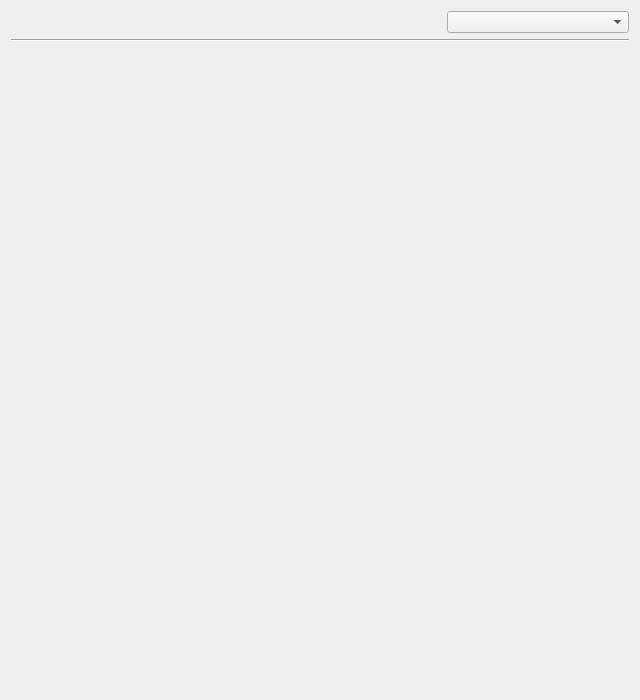
The window that src/apppreviewer.ui (TeamOpenFIRE/OpenFIRE-App) describes before a commit, drawn with Qt 5.
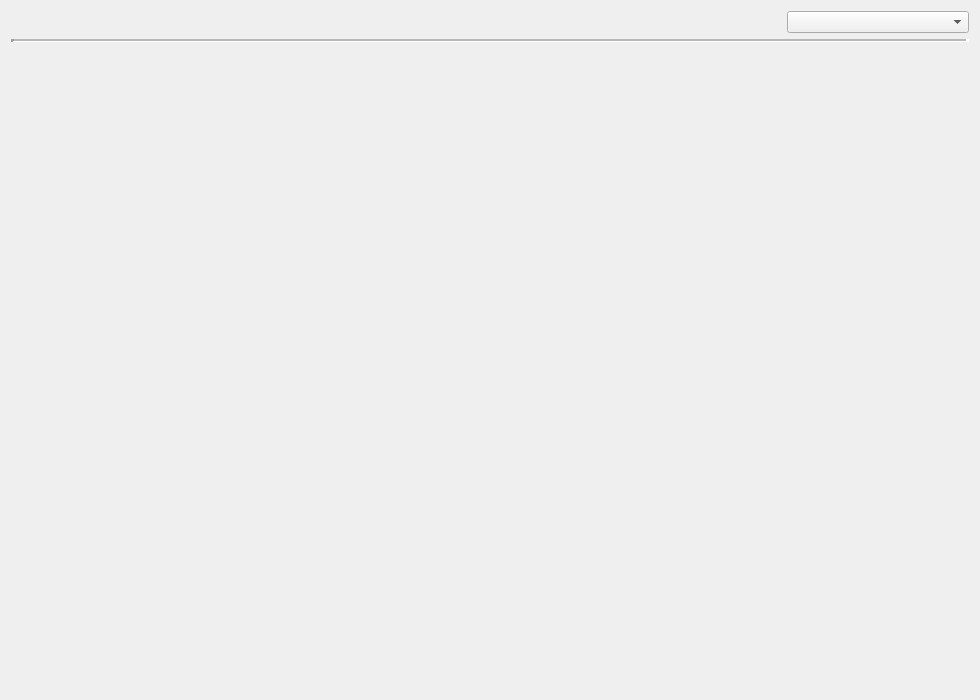
The same window after the commit. Icons and pictures are not drawn.

Commit message: Add pin capability labels to Boards Previewer; have Previewer default to current loaded board on show, and clear otherwise

Patch:
```diff
--- a/src/apppreviewer.ui
+++ b/src/apppreviewer.ui
@@ -6,7 +6,7 @@
    <rect>
     <x>0</x>
     <y>0</y>
-    <width>640</width>
+    <width>980</width>
     <height>700</height>
    </rect>
   </property>
@@ -61,6 +61,15 @@
    </item>
    <item>
     <widget class="Line" name="line">
+     <property name="frameShadow">
+      <enum>QFrame::Sunken</enum>
+     </property>
+     <property name="lineWidth">
+      <number>3</number>
+     </property>
+     <property name="midLineWidth">
+      <number>2</number>
+     </property>
      <property name="orientation">
       <enum>Qt::Horizontal</enum>
      </property>
```
The commit also changes 4 other files.
